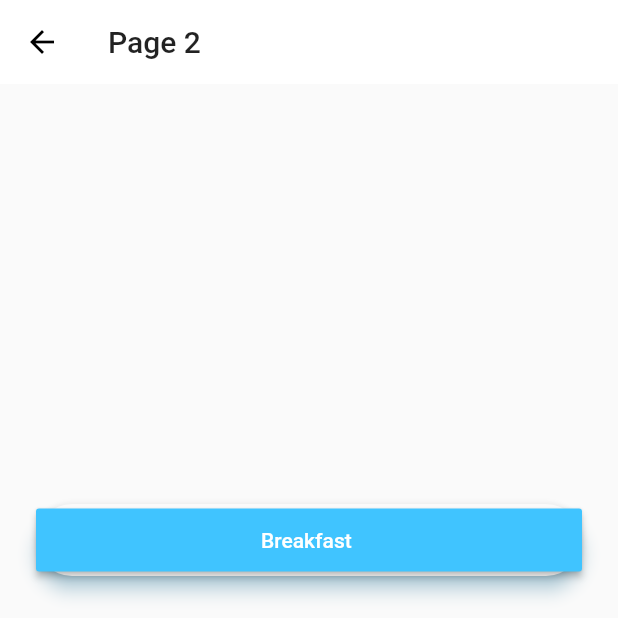
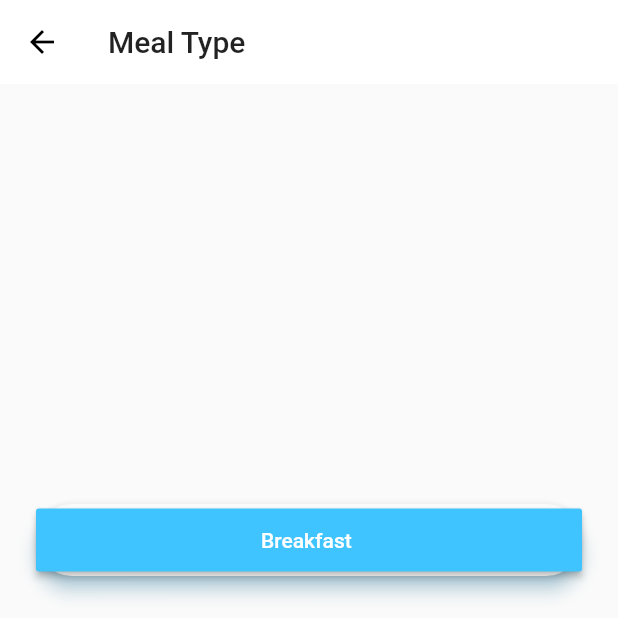
Before and after one commit to himanshudahiya/foodmenu, a Flutter app: the Page2 screen opened by its route, on a phone screen of 412 x 824 dp, the top half of it. Run offline on Flutter 3.47's test engine with Material 2 defaults, Android fonts, the phone set to English and light mode, and no system bars; our stand-ins replace shared_preferences; accounts and stored records are empty; network calls fail.

```diff
--- a/lib/Homepage.dart
+++ b/lib/Homepage.dart
@@ -168,7 +168,7 @@ class HomePageState extends State<HomePage> {
           });
         },
         hint: Text(
-          "Please select the city!",
+          "Please select the kitchen!",
           style: TextStyle(
             color: Colors.black,
           ),
@@ -192,7 +192,7 @@ class HomePageState extends State<HomePage> {
           });
         },
         hint: Text(
-          "Please select!",
+          "Please select the disposal type!",
           style: TextStyle(
             color: Colors.black,
           ),
@@ -222,7 +222,7 @@ class HomePageState extends State<HomePage> {
       appBar: new AppBar(
         // here we display the title corresponding to the fragment
         // you can instead choose to have a static title
-        title: new Text('HomePage'),
+        title: new Text('Food Tracker'),
         elevation: 0,
         centerTitle: false,
 
--- a/lib/Page2.dart
+++ b/lib/Page2.dart
@@ -91,7 +91,7 @@ class Page2State extends State<Page2> {
         appBar: new AppBar(
           // here we display the title corresponding to the fragment
           // you can instead choose to have a static title
-          title: new Text('Page 2'),
+          title: new Text('Meal Type'),
           elevation: 0,
           centerTitle: false,
 
--- a/lib/config.dart
+++ b/lib/config.dart
@@ -1,5 +1,5 @@
 class config{
   String serverAdd = 'http://127.0.0.1:8080';
   String testUrl= 'https://upload.wikimedia.org/wikipedia/commons/2/24/Blue_Tshirt.jpg';//image
-  String getCity = 'http://192.168.1.12:3000/Zolo_city/userdata/';
+  String getCity = 'http://3.218.108.144:4400/Zolo_city/userdata';
 }
```
